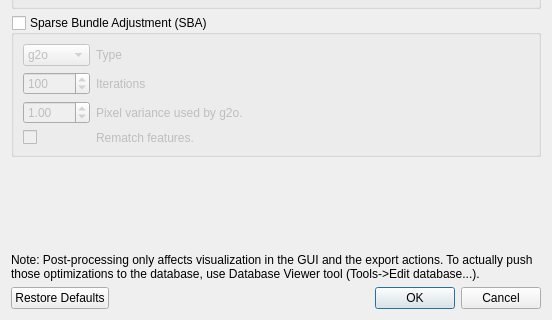
Before: the Qt Designer form guilib/src/ui/postProcessingDialog.ui in introlab/rtabmap, drawn with Qt 5; both pictures show x 0 to 552 and y 313 to 633 of the 552 by 633 pixel window.
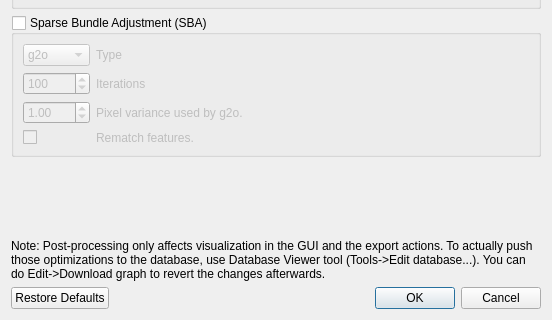
After: the same form once the commit is applied. Icons and pictures are not drawn.

Commit message: Updated error message when SBA is done on multicam setup.

```diff
--- a/guilib/src/ui/postProcessingDialog.ui
+++ b/guilib/src/ui/postProcessingDialog.ui
@@ -337,7 +337,7 @@
    <item>
     <widget class="QLabel" name="label_4">
      <property name="text">
-      <string>Note: Post-processing only affects visualization in the GUI and the export actions. To actually push those optimizations to the database, use Database Viewer tool (Tools-&gt;Edit database...).</string>
+      <string>Note: Post-processing only affects visualization in the GUI and the export actions. To actually push those optimizations to the database, use Database Viewer tool (Tools-&gt;Edit database...). You can do Edit-&gt;Download graph to revert the changes afterwards.</string>
      </property>
      <property name="wordWrap">
       <bool>true</bool>
```
The commit also changes 1 other file.
